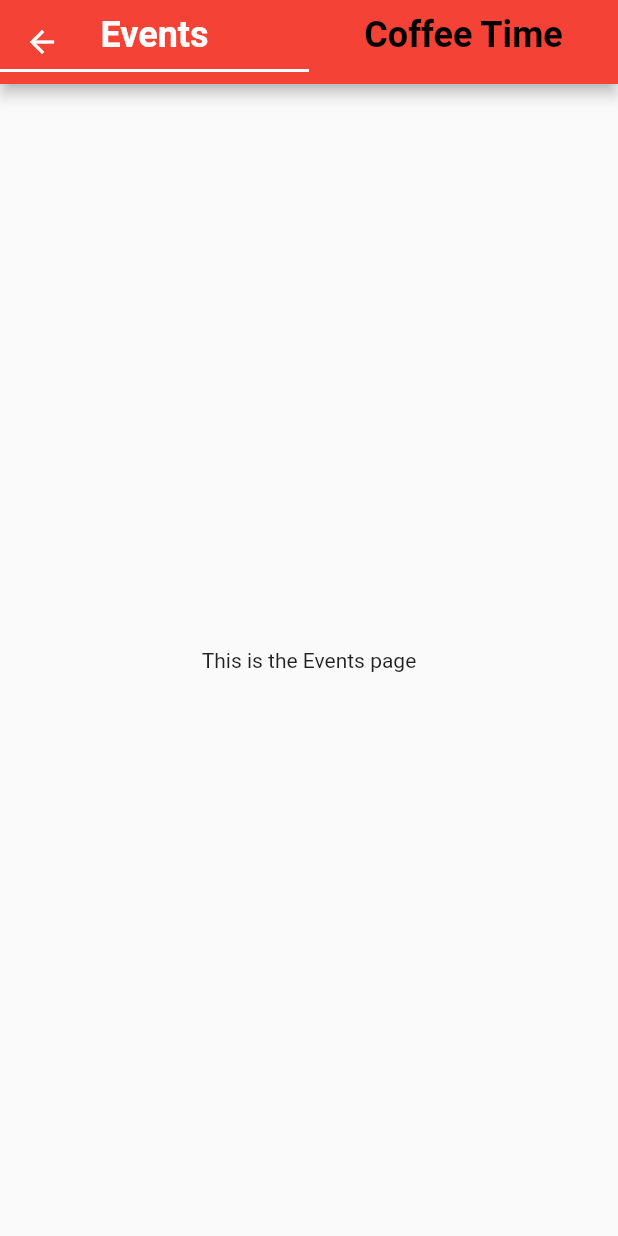
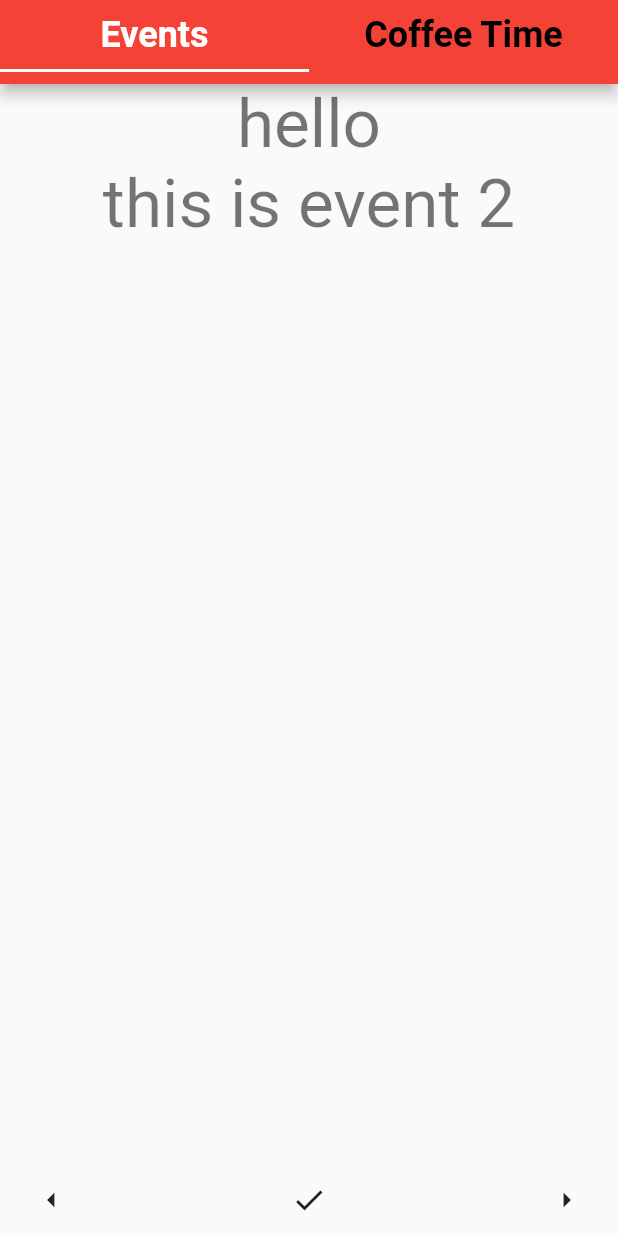
Before and after one commit to TeamDoubleHelix/OPA, a Flutter app: the EventViewer screen opened directly, on a phone screen of 412 x 824 dp. Run offline on Flutter 3.47's test engine with Material 2 defaults, Android fonts, the phone set to English and light mode, and no system bars.

Commit message:
morning start

```diff
--- /dev/null
+++ b/lib/EventDetails.dart
@@ -0,0 +1,4 @@
+
+class EventDetails{
+
+}
--- a/lib/Events.dart
+++ b/lib/Events.dart
@@ -1,12 +1,54 @@
 import 'package:flutter/material.dart';
+import 'package:opa/EventDetails.dart';
+import 'package:opa/sosPage.dart';
 
-class Events extends StatelessWidget{
+class Events extends StatelessWidget {
+
+  EventDetails event;
+  int currentIndex = 2;
+
   @override
-  Widget build(BuildContext context){
-    return Container(
-      child:Center(
-        child: Text('This is the Events page'),
-      ),
+  Widget build(BuildContext context) {
+    return Column(
+      children: <Widget>[
+        Expanded(
+          child: _eventBuilder(currentIndex, context),
+        ),
+        Row(
+          children: <Widget>[
+            Expanded(
+              flex: 1,
+              child: IconButton(
+                icon: Icon(Icons.arrow_left),
+                onPressed: (){print("left");},
+              ),
+            ),
+            Expanded(
+              flex: 4,
+              child: IconButton(
+                icon: Icon(Icons.check),
+                onPressed: (){print("yes");},
+              ),
+            ),
+            Expanded(
+              flex: 1,
+              child: IconButton(
+                icon: Icon(Icons.arrow_right),
+                onPressed: (){Navigator.push(
+    context,
+    MaterialPageRoute(builder: (context) => SOSPage()),
+  );},
+              ),
+            ),
+          ],
+        )
+      ],
+    );
+  }
+
+  Column _eventBuilder(int index, BuildContext context){
+    return Column(
+      children: <Widget>[Text("hello", style: Theme.of(context).textTheme.display2), Text("this is event $index", style: Theme.of(context).textTheme.display2)],
     );
   }
 }
--- a/lib/main.dart
+++ b/lib/main.dart
@@ -35,7 +35,7 @@ class _MyHomePageState extends State<MyHomePage> {
   Widget build(BuildContext context) {
     return MaterialApp(
       debugShowCheckedModeBanner: false,
-      home: Friends(),
+      home: EventViewer(),
 
     );
 
```
